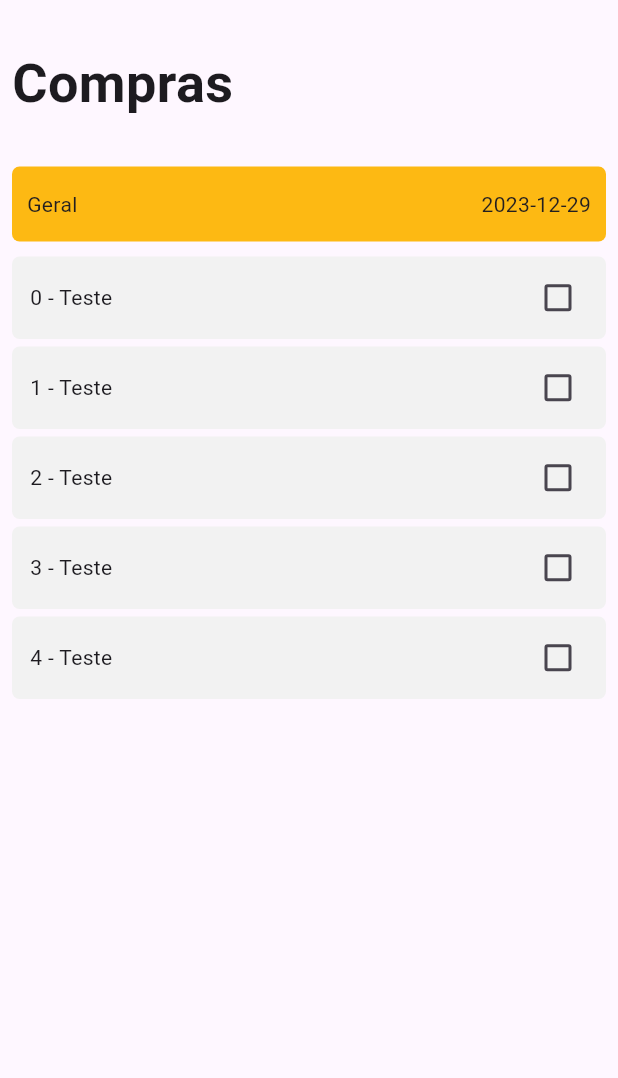
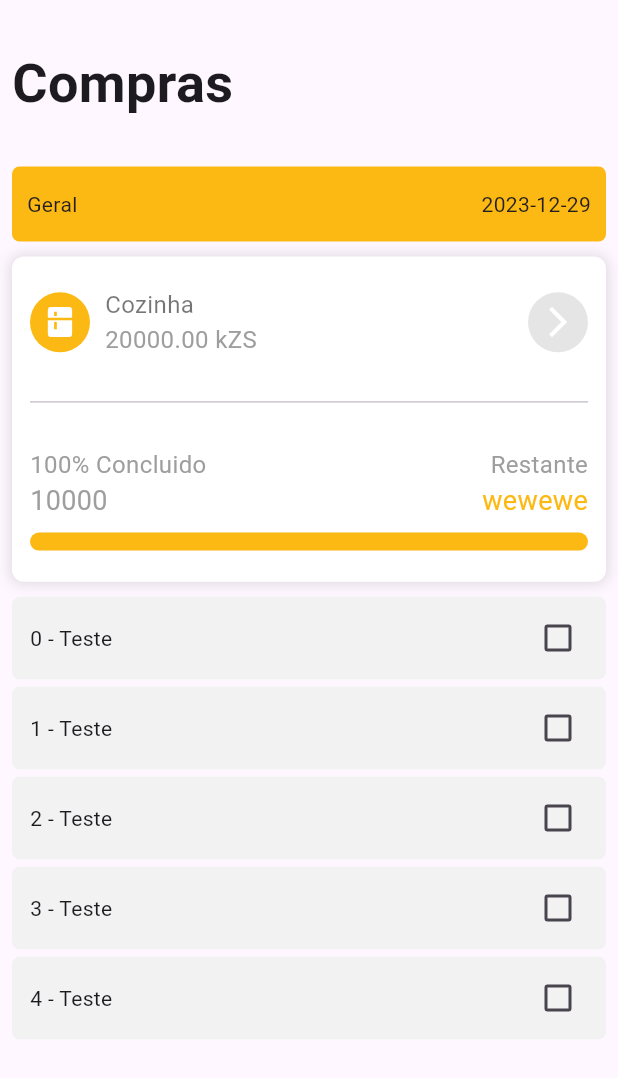
Before and after one commit to gquende/ghouse, a Flutter app: the ShoppingListView widget shown alone on an empty page, opened directly, on a phone screen of 412 x 824 dp. Shown: the top 1078 px of the screen. Run offline on Flutter 3.47's test engine with Material 3 defaults, Android fonts, the phone set to English and light mode, and no system bars; our stand-ins replace firebase_core, get_it, material_design_icons_flutter, sqflite, sqflite_common_ffi; accounts and stored records are empty; Roboto replaces fonts that are missing (Poppins-Bold, Poppins-Medium).

Commit message:
FEAT: Add Light AppBarTheme and TextTheme

```diff
--- a/lib/configs/theme.dart
+++ b/lib/configs/theme.dart
@@ -11,13 +11,12 @@ class AppTheme {
   static ThemeData light = ThemeData(
       primaryColor: PRIMARYCOLOR,
       primaryColorDark: SECONDARYCOLOR,
-      appBarTheme: const AppBarTheme(
-          elevation: 0,
-          foregroundColor: Colors.white,
-          centerTitle: true,
-          color: Colors.transparent,
-          titleTextStyle: TextStyle(
-              fontSize: 24, fontWeight: FontWeight.bold, color: Colors.white)));
+      appBarTheme: TAppBarTheme.lightAppBarTheme,
+      textTheme: TTextTheme.lightTextTheme);
+
+
+
+
 
   static ThemeData darkMode = ThemeData(
       appBarTheme: const AppBarTheme(
@@ -28,3 +27,64 @@ class AppTheme {
           titleTextStyle: TextStyle(
               fontSize: 24, fontWeight: FontWeight.bold, color: Colors.white)));
 }
+
+
+class TAppBarTheme{
+
+ TAppBarTheme._();
+ static const lightAppBarTheme= AppBarTheme(
+   elevation: 0,
+   centerTitle: true,
+   scrolledUnderElevation: 0,
+   backgroundColor: Colors.transparent,
+   surfaceTintColor: Colors.transparent,
+   iconTheme: IconThemeData(color:  Colors.black, size: 24),
+   actionsIconTheme: IconThemeData(color: Colors.blue, size:
+   24),titleTextStyle: TextStyle(fontSize: 18,fontWeight: FontWeight.w600, color: Colors.black)
+
+ );
+
+
+ static const darkAppBarTheme= AppBarTheme(
+     elevation: 0,
+     centerTitle: true,
+     scrolledUnderElevation: 0,
+     backgroundColor: Colors.transparent,
+     surfaceTintColor: Colors.transparent,
+     iconTheme: IconThemeData(color:  Colors.black, size: 24),
+     actionsIconTheme: IconThemeData(color: Colors.blue, size:
+     24),titleTextStyle: TextStyle(fontSize: 18,fontWeight: FontWeight.w600, color: Colors.black)
+
+ );
+
+
+
+}
+
+
+class TTextTheme{
+
+
+  TTextTheme._();
+
+
+      static TextTheme lightTextTheme=TextTheme(
+        headlineLarge: const TextStyle().copyWith(fontSize: 32, fontWeight: FontWeight.bold,color: Colors.black),
+        headlineMedium: const TextStyle().copyWith(fontSize: 24, fontWeight: FontWeight.w600,color: Colors.black),
+        headlineSmall: const TextStyle().copyWith(fontSize: 18, fontWeight: FontWeight.w600,color: Colors.black),
+        titleLarge: const TextStyle().copyWith(fontSize: 16, fontWeight: FontWeight.w600,color: Colors.black),
+        titleMedium: const TextStyle().copyWith(fontSize: 16, fontWeight: FontWeight.w500,color: Colors.black),
+        titleSmall: const TextStyle().copyWith(fontSize: 16, fontWeight: FontWeight.w400,color: Colors.black),
+        bodyLarge: const TextStyle().copyWith(fontSize: 14, fontWeight: FontWeight.w500,color: Colors.black),
+        bodyMedium: const TextStyle().copyWith(fontSize: 14, fontWeight: FontWeight.normal,color: Colors.black),
+        bodySmall: const TextStyle().copyWith(fontSize: 14, fontWeight: FontWeight.w500,color: Colors.black.withOpacity(0.5)),
+
+
+
+
+
+      );
+
+
+
+}
--- a/lib/main.dart
+++ b/lib/main.dart
@@ -22,6 +22,7 @@ class App extends StatelessWidget {
     return MaterialApp(
       debugShowCheckedModeBanner: false,
       theme: isDarkMode ? AppTheme.darkMode : AppTheme.light,
+      darkTheme: AppTheme.darkMode,
       home: Login(),
     );
   }
--- a/lib/pages/home.dart
+++ b/lib/pages/home.dart
@@ -15,13 +15,8 @@ class _HomeState extends State<Home> {
   Widget build(BuildContext context) {
     return Scaffold(
       appBar: AppBar(
-          title: Text("House Inventory"),
-          centerTitle: true,
-          backgroundColor: AppTheme.SECONDARYCOLOR,
-          elevation: 0,
-          foregroundColor: Colors.white,
-          titleTextStyle: TextStyle(
-              fontSize: 24, fontWeight: FontWeight.bold, color: Colors.white)),
+          title: Text("House Inventory", style: TextStyle(color: Colors.black),),
+          ),
       body: SingleChildScrollView(
         child: setPage(_currentIndex),
       ),
--- a/lib/pages/shopping_list.dart
+++ b/lib/pages/shopping_list.dart
@@ -2,6 +2,7 @@ import 'package:flutter/material.dart';
 import 'package:ghouse/configs/theme.dart';
 import 'package:ghouse/models/list_line.dart';
 import 'package:ghouse/pages/widgets/shop_item.dart';
+import 'package:ghouse/pages/widgets/shoplist_card.dart';
 
 class ShoppingListView extends StatefulWidget {
   const ShoppingListView({super.key});
@@ -94,6 +95,11 @@ class _ShoppingListViewState extends State<ShoppingListView> {
               SizedBox(
                 height: 10,
               ),
+
+              ShoplistCard(),
+              SizedBox(height: 10,),
+
+
               Column(
                 children: List.generate(
                     5,
--- /dev/null
+++ b/lib/pages/widgets/shoplist_card.dart
@@ -0,0 +1,273 @@
+
+import 'package:flutter/material.dart';
+import 'package:get_it/get_it.dart';
+import 'package:ghouse/configs/theme.dart';
+
+// import 'package:provider/provider.dart';
+
+class ShoplistCard extends StatelessWidget {
+  // const BudgetCart({Key? key}) : super(key: key);
+
+  ShoplistCard();
+  @override
+
+  Widget build(BuildContext context) {
+    var size = MediaQuery.of(context).size;
+
+    return GestureDetector(
+      onTap: () {},
+      child: Container(
+        width: MediaQuery.of(context).size.width,
+        height: MediaQuery.of(context).size.height / 3.8,
+        decoration: BoxDecoration(
+            borderRadius: BorderRadius.circular(8), color: Colors.white, boxShadow: [BoxShadow(color: Colors.black12,blurRadius: 7, spreadRadius: 1)]),
+        child: Padding(
+          padding: const EdgeInsets.all(12.0),
+          child: Column(
+            mainAxisAlignment: MainAxisAlignment.spaceAround,
+            children: [
+              Column(
+                children: [
+                  Row(
+                    mainAxisAlignment: MainAxisAlignment.spaceBetween,
+                    children: [
+                      Row(
+                        children: [
+                          CircleAvatar(
+                            child: Icon(Icons.kitchen, color: Colors.white,),
+                            backgroundColor: AppTheme.PRIMARYCOLOR,
+                          ),
+                          SizedBox(
+                            width: 10,
+                          ),
+                          Column(
+                            crossAxisAlignment: CrossAxisAlignment.start,
+                            children: [
+                              Container(
+                                width: size.width / 1.8,
+                                child: Text(
+                                  "Cozinha",
+                                  style: TextStyle(
+                                      fontSize: 16,
+                                      fontFamily: 'Poppins-Bold',
+                                      color: Colors.black54),
+                                  overflow: TextOverflow.ellipsis,
+                                ),
+                              ),
+                              Text(
+                                "20000.00 kZS",
+                                style: TextStyle(
+                                    fontSize: 16,
+                                    fontFamily: 'Poppins-Medium',
+                                    color: Colors.grey),
+                              ),
+                            ],
+                          )
+                        ],
+                      ),
+                      GestureDetector(
+                        onTap: () {
+
+                        },
+                        child: CircleAvatar(
+                          child: Icon(
+                            Icons.arrow_forward_ios_outlined,
+                            color: Colors.white,
+                          ),
+                          backgroundColor: Color(0xffe5e5e5),
+                        ),
+                      ),
+                    ],
+                  ),
+                  SizedBox(
+                    height: 8,
+                  ),
+                ],
+              ),
+              Divider(
+                height: 9,
+              ),
+              Column(
+                children: [
+                  SizedBox(
+                    height: 8,
+                  ),
+                  Row(
+                    mainAxisAlignment: MainAxisAlignment.spaceBetween,
+                    children: [
+                      Column(
+                        crossAxisAlignment: CrossAxisAlignment.start,
+                        children: [
+                          Text(
+                            "100% Concluido",
+                            style: TextStyle(
+                                fontFamily: 'Poppins-Medium',
+                                fontSize: 16,
+                                color: Colors.grey),
+                            // style: Text(),
+                          ),
+                          Text(
+                            "10000",
+                            style: TextStyle(
+                                fontFamily: 'Poppins-Medium',
+                                fontSize: 18,
+                                color: Colors.grey),
+                          )
+                        ],
+                      ),
+                      Column(
+                        crossAxisAlignment: CrossAxisAlignment.end,
+                        children: [
+                          Text(
+                            "Restante",
+
+                            style: TextStyle(
+                                fontFamily: 'Poppins-Medium',
+                                fontSize: 16,
+                                color: Colors.grey),
+                            // style: Text(),
+                          ),
+                          Text(
+                            "wewewe",
+                            style: TextStyle(
+                                fontFamily: 'Poppins-Medium',
+                                fontSize: 18,
+                                color: AppTheme.PRIMARYCOLOR),
+                          )
+                        ],
+                      )
+                    ],
+                  ),
+                  SizedBox(
+                    height: 8,
+                  ),
+                  Stack(
+                    children: [
+                      Container(
+                        width: (size.width - 40),
+                        height: 12,
+                        decoration: BoxDecoration(
+                            borderRadius: BorderRadius.circular(50),
+                            color: Color(0xff67727d).withOpacity(0.1)),
+                      ),
+                      Container(
+                        width: (size.width - 40) *
+                            (200 / 100),
+                        height: 12,
+                        decoration: BoxDecoration(
+                            borderRadius: BorderRadius.circular(50),
+                            color: AppTheme.PRIMARYCOLOR),
+                      ),
+                    ],
+                  )
+                ],
+              )
+            ],
+          ),
+        ),
+      ),
+    );
+
+    // return GestureDetector(
+    //   child: Consumer<WalletController>(builder: (_, _controller, child) {
+    //     return Padding(
+    //       padding: const EdgeInsets.only(bottom: 20),
+    //       child: Container(
+    //         width: double.infinity,
+    //         decoration: BoxDecoration(
+    //             color: Colors.white,
+    //             borderRadius: BorderRadius.circular(12),
+    //             boxShadow: [
+    //               BoxShadow(
+    //                 color: grey.withOpacity(0.01),
+    //                 spreadRadius: 10,
+    //                 blurRadius: 3,
+    //                 // changes position of shadow
+    //               ),
+    //             ]),
+    //         child: Padding(
+    //           padding:
+    //               EdgeInsets.only(left: 25, right: 25, bottom: 25, top: 25),
+    //           child: Column(
+    //             crossAxisAlignment: CrossAxisAlignment.start,
+    //             children: [
+    //               Text(
+    //                 budget.name,
+    //                 style: TextStyle(
+    //                     fontWeight: FontWeight.w500,
+    //                     fontSize: 13,
+    //                     color: Color(0xff67727d).withOpacity(0.6)),
+    //               ),
+    //               SizedBox(
+    //                 height: 10,
+    //               ),
+    //               Row(
+    //                 mainAxisAlignment: MainAxisAlignment.spaceBetween,
+    //                 children: [
+    //                   Row(
+    //                     children: [
+    //                       Text(
+    //                         "${budget.amountConsume} Kzs",
+    //                         style: TextStyle(
+    //                           fontWeight: FontWeight.bold,
+    //                           fontSize: 20,
+    //                         ),
+    //                       ),
+    //                       SizedBox(
+    //                         width: 8,
+    //                       ),
+    //                       Padding(
+    //                         padding: const EdgeInsets.only(top: 3),
+    //                         child: Text(
+    //                           "${budget.percentComplete!.round()}%",
+    //                           style: TextStyle(
+    //                               fontWeight: FontWeight.w500,
+    //                               fontSize: 13,
+    //                               color: Color(0xff67727d).withOpacity(0.6)),
+    //                         ),
+    //                       ),
+    //                     ],
+    //                   ),
+    //                   Padding(
+    //                     padding: const EdgeInsets.only(top: 3),
+    //                     child: Text(
+    //                       "${budget.amount.round()} Kzs",
+    //                       style: TextStyle(
+    //                           fontWeight: FontWeight.w500,
+    //                           fontSize: 13,
+    //                           color: Color(0xff67727d).withOpacity(0.6)),
+    //                     ),
+    //                   ),
+    //                 ],
+    //               ),
+    //               SizedBox(
+    //                 height: 15,
+    //               ),
+    //               Stack(
+    //                 children: [
+    //                   Container(
+    //                     width: (size.width - 40),
+    //                     height: 4,
+    //                     decoration: BoxDecoration(
+    //                         borderRadius: BorderRadius.circular(5),
+    //                         color: Color(0xff67727d).withOpacity(0.1)),
+    //                   ),
+    //                   Container(
+    //                     width: (size.width - 40) *
+    //                         ((budget.percentComplete as double) / 100),
+    //                     height: 4,
+    //                     decoration: BoxDecoration(
+    //                         borderRadius: BorderRadius.circular(5),
+    //                         color: AppColors.primaryColor),
+    //                   ),
+    //                 ],
+    //               )
+    //             ],
+    //           ),
+    //         ),
+    //       ),
+    //     );
+    //   }),
+    // );
+  }
+}
```
Also changed, not shown: pubspec.lock.
